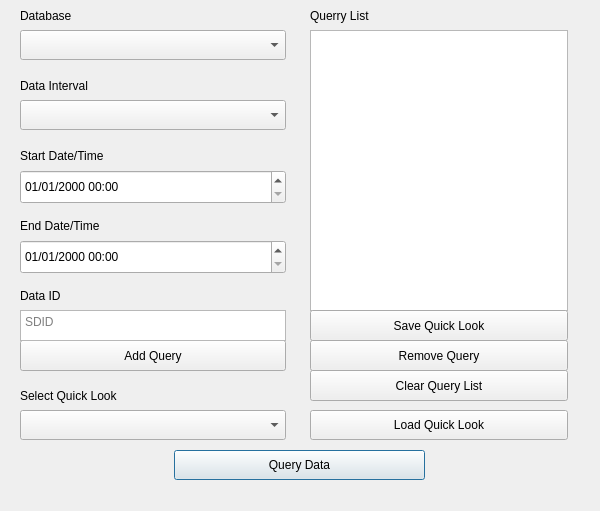
Before: the Qt Designer form ui/winWebQuery.ui in S31F3R/DataDoctor, drawn with Qt 5.
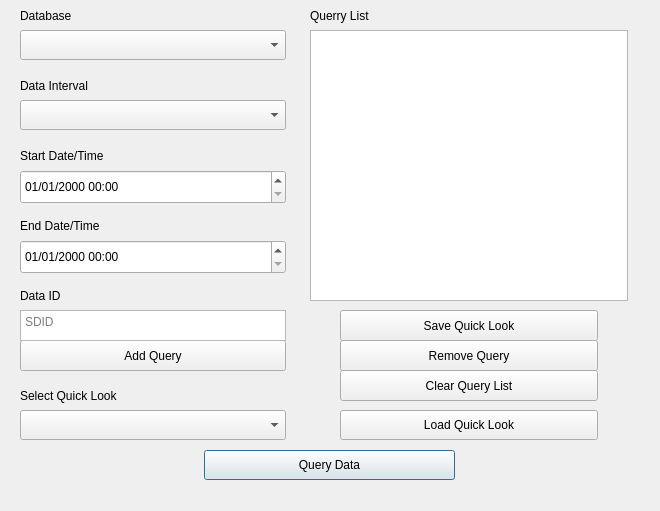
After: the same form once the commit is applied. Icons and pictures are not drawn.

Diff of the .ui file:
```diff
--- a/ui/winWebQuery.ui
+++ b/ui/winWebQuery.ui
@@ -6,13 +6,19 @@
    <rect>
     <x>0</x>
     <y>0</y>
-    <width>600</width>
+    <width>660</width>
     <height>511</height>
    </rect>
   </property>
+  <property name="sizePolicy">
+   <sizepolicy hsizetype="Fixed" vsizetype="Fixed">
+    <horstretch>0</horstretch>
+    <verstretch>0</verstretch>
+   </sizepolicy>
+  </property>
   <property name="maximumSize">
    <size>
-    <width>600</width>
+    <width>660</width>
     <height>511</height>
    </size>
   </property>
@@ -78,7 +84,7 @@
    <widget class="QPushButton" name="btnQuery">
     <property name="geometry">
      <rect>
-      <x>174</x>
+      <x>204</x>
       <y>450</y>
       <width>251</width>
       <height>30</height>
@@ -167,8 +173,8 @@
      <rect>
       <x>310</x>
       <y>30</y>
-      <width>258</width>
-      <height>281</height>
+      <width>318</width>
+      <height>271</height>
      </rect>
     </property>
    </widget>
@@ -214,7 +220,7 @@
    <widget class="QPushButton" name="btnRemoveQuery">
     <property name="geometry">
      <rect>
-      <x>310</x>
+      <x>340</x>
       <y>340</y>
       <width>258</width>
       <height>31</height>
@@ -227,7 +233,7 @@
    <widget class="QPushButton" name="btnSaveQuickLook">
     <property name="geometry">
      <rect>
-      <x>310</x>
+      <x>340</x>
       <y>310</y>
       <width>258</width>
       <height>31</height>
@@ -269,7 +275,7 @@
    <widget class="QPushButton" name="btnLoadQuickLook">
     <property name="geometry">
      <rect>
-      <x>310</x>
+      <x>340</x>
       <y>410</y>
       <width>258</width>
       <height>30</height>
@@ -285,7 +291,7 @@
    <widget class="QPushButton" name="btnClearQuery">
     <property name="geometry">
      <rect>
-      <x>310</x>
+      <x>340</x>
       <y>370</y>
       <width>258</width>
       <height>31</height>
```
Left out of the diff: 10 changed lines with no effect on the pictures.
